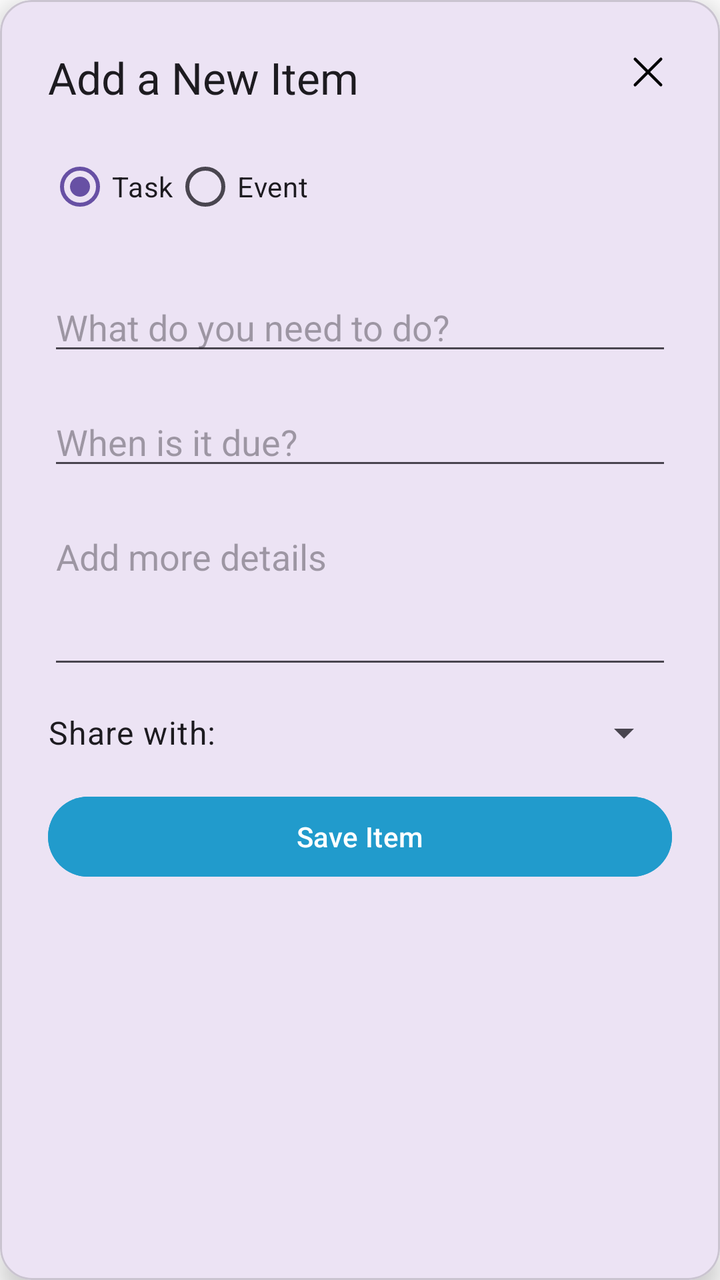
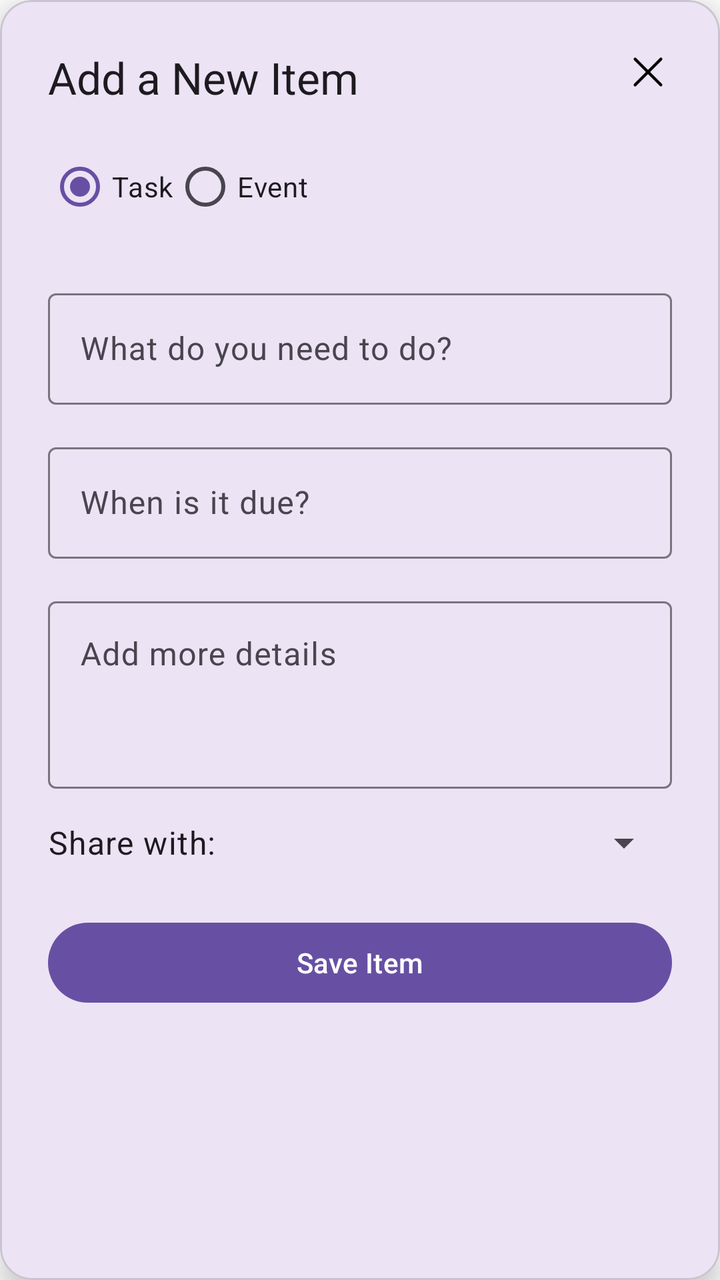

Screens rendered from an Android XML layout before and after an edit, with the pre-edit source and the edit as a unified diff.
<!-- AndroidManifest.xml: activity theme Theme.TodoJava.DialogActivity -->
<!-- res/layout/activity_add_task.xml -->
<?xml version="1.0" encoding="utf-8"?>
<com.google.android.material.card.MaterialCardView xmlns:android="http://schemas.android.com/apk/res/android"
    xmlns:app="http://schemas.android.com/apk/res-auto"
    xmlns:tools="http://schemas.android.com/tools"
    android:layout_width="match_parent"
    android:layout_height="wrap_content"
    android:layout_gravity="center"
    android:layout_margin="24dp"
    app:cardCornerRadius="16dp"
    app:cardElevation="8dp"
    tools:context=".tasks.AddTaskActivity">

    <androidx.constraintlayout.widget.ConstraintLayout
        android:layout_width="match_parent"
        android:layout_height="wrap_content"
        android:padding="24dp">

        <ImageButton
            android:id="@+id/buttonClose"
            android:layout_width="wrap_content"
            android:layout_height="wrap_content"
            android:background="?attr/selectableItemBackgroundBorderless"
            android:contentDescription="Close"
            android:src="@drawable/ic_close"
            app:layout_constraintEnd_toEndOf="parent"
            app:layout_constraintTop_toTopOf="parent" />

        <TextView
            android:id="@+id/tvAddTaskTitle"
            android:layout_width="wrap_content"
            android:layout_height="wrap_content"
            android:text="Add a New Item"
            android:textAppearance="@style/TextAppearance.Material3.TitleLarge"
            app:layout_constraintStart_toStartOf="parent"
            app:layout_constraintTop_toTopOf="parent" />

        <RadioGroup
            android:id="@+id/rgTaskType"
            android:layout_width="0dp"
            android:layout_height="wrap_content"
            android:layout_marginTop="16dp"
            android:orientation="horizontal"
            app:layout_constraintEnd_toEndOf="parent"
            app:layout_constraintStart_toStartOf="parent"
            app:layout_constraintTop_toBottomOf="@id/tvAddTaskTitle">

            <RadioButton
                android:id="@+id/rbTask"
                android:layout_width="wrap_content"
                android:layout_height="wrap_content"
                android:text="Task"
                android:checked="true"/>

            <RadioButton
                android:id="@+id/rbEvent"
                android:layout_width="wrap_content"
                android:layout_height="wrap_content"
                android:text="Event" />
        </RadioGroup>

        <EditText
            android:id="@+id/etTaskTitle"
            android:layout_width="0dp"
            android:layout_height="wrap_content"
            android:layout_marginTop="24dp"
            android:hint="What do you need to do?"
            android:inputType="textCapSentences"
            app:layout_constraintEnd_toEndOf="parent"
            app:layout_constraintStart_toStartOf="parent"
            app:layout_constraintTop_toBottomOf="@id/rgTaskType" />

        <EditText
            android:id="@+id/etTaskDueDate"
            android:layout_width="0dp"
            android:layout_height="wrap_content"
            android:layout_marginTop="16dp"
            android:hint="When is it due?"
            android:inputType="none"
            android:focusable="false"
            android:clickable="true"
            app:layout_constraintEnd_toEndOf="parent"
            app:layout_constraintStart_toStartOf="parent"
            app:layout_constraintTop_toBottomOf="@id/etTaskTitle" />

        <EditText
            android:id="@+id/etTaskDetails"
            android:layout_width="0dp"
            android:layout_height="wrap_content"
            android:layout_marginTop="16dp"
            android:gravity="top"
            android:hint="Add more details"
            android:inputType="textMultiLine"
            android:minLines="3"
            app:layout_constraintEnd_toEndOf="parent"
            app:layout_constraintStart_toStartOf="parent"
            app:layout_constraintTop_toBottomOf="@id/etTaskDueDate" />

        <TextView
            android:id="@+id/tvShareWith"
            android:layout_width="wrap_content"
            android:layout_height="wrap_content"
            android:layout_marginTop="16dp"
            android:text="Share with:"
            android:textAppearance="@style/TextAppearance.Material3.BodyLarge"
            app:layout_constraintStart_toStartOf="parent"
            app:layout_constraintTop_toBottomOf="@id/etTaskDetails" />

        <Spinner
            android:id="@+id/spinnerShareWith"
            android:layout_width="0dp"
            android:layout_height="wrap_content"
            android:layout_marginStart="8dp"
            app:layout_constraintEnd_toEndOf="parent"
            app:layout_constraintStart_toEndOf="@id/tvShareWith"
            app:layout_constraintTop_toTopOf="@id/tvShareWith"
            app:layout_constraintBottom_toBottomOf="@id/tvShareWith" />

        <Button
            android:id="@+id/buttonSaveTask"
            android:layout_width="0dp"
            android:layout_height="wrap_content"
            android:layout_marginTop="16dp"
            android:backgroundTint="@color/material_dynamic_primary60"
            android:text="Save Item"
            app:layout_constraintEnd_toEndOf="parent"
            app:layout_constraintStart_toStartOf="parent"
            app:layout_constraintTop_toBottomOf="@id/spinnerShareWith" />

    </androidx.constraintlayout.widget.ConstraintLayout>

</com.google.android.material.card.MaterialCardView>
<!-- resources referenced by this layout -->
<resources>
  <!-- drawable ic_close (drawable) -->
  <vector xmlns:android="http://schemas.android.com/apk/res/android" android:height="24dp" android:viewportHeight="1024" android:viewportWidth="1024" android:width="24dp">
        
      <path android:fillColor="#000000" android:pathData="M764.3,214.6 L512,466.9 259.7,214.6a31.9,31.9 0,0 0,-45.1 45.1L466.8,512 214.5,764.2a31.9,31.9 0,1 0,45.1 45.2L512,557.2l252.3,252.3a31.9,31.9 0,0 0,45.1 -45.1L557.1,512.1l252.3,-252.4a31.9,31.9 0,1 0,-45.1 -45.2z"/>
      
  </vector>
  <style name="Theme.TodoJava.DialogActivity" parent="Theme.Material3.DayNight.NoActionBar">
          
          <item name="android:windowBackground">@android:color/transparent</item>
          <item name="android:windowIsTranslucent">true</item>
          <item name="android:windowNoTitle">true</item>
          
          <item name="android:windowTranslucentStatus">true</item>
      </style>
</resources>

<!-- the commit's change to res/layout/activity_add_task.xml (unified diff, before → after) -->
@@ -58,42 +58,57 @@
                 android:text="Event" />
         </RadioGroup>
 
-        <EditText
-            android:id="@+id/etTaskTitle"
-            android:layout_width="0dp"
+        <com.google.android.material.textfield.TextInputLayout
+            android:id="@+id/layoutTaskTitle"
+            style="@style/Widget.Material3.TextInputLayout.OutlinedBox"
+            android:layout_width="match_parent"
             android:layout_height="wrap_content"
             android:layout_marginTop="24dp"
             android:hint="What do you need to do?"
-            android:inputType="textCapSentences"
-            app:layout_constraintEnd_toEndOf="parent"
-            app:layout_constraintStart_toStartOf="parent"
-            app:layout_constraintTop_toBottomOf="@id/rgTaskType" />
+            app:layout_constraintTop_toBottomOf="@id/rgTaskType">
 
-        <EditText
-            android:id="@+id/etTaskDueDate"
-            android:layout_width="0dp"
+            <com.google.android.material.textfield.TextInputEditText
+                android:id="@+id/etTaskTitle"
+                android:layout_width="match_parent"
+                android:layout_height="wrap_content"
+                android:inputType="textCapSentences" />
+        </com.google.android.material.textfield.TextInputLayout>
+
+        <com.google.android.material.textfield.TextInputLayout
+            android:id="@+id/layoutTaskDueDate"
+            style="@style/Widget.Material3.TextInputLayout.OutlinedBox"
+            android:layout_width="match_parent"
             android:layout_height="wrap_content"
             android:layout_marginTop="16dp"
             android:hint="When is it due?"
-            android:inputType="none"
-            android:focusable="false"
-            android:clickable="true"
-            app:layout_constraintEnd_toEndOf="parent"
-            app:layout_constraintStart_toStartOf="parent"
-            app:layout_constraintTop_toBottomOf="@id/etTaskTitle" />
+            app:layout_constraintTop_toBottomOf="@id/layoutTaskTitle">
 
-        <EditText
-            android:id="@+id/etTaskDetails"
-            android:layout_width="0dp"
+            <com.google.android.material.textfield.TextInputEditText
+                android:id="@+id/etTaskDueDate"
+                android:layout_width="match_parent"
+                android:layout_height="wrap_content"
+                android:inputType="none"
+                android:focusable="false"
+                android:clickable="true" />
+        </com.google.android.material.textfield.TextInputLayout>
+
+        <com.google.android.material.textfield.TextInputLayout
+            android:id="@+id/layoutTaskDetails"
+            style="@style/Widget.Material3.TextInputLayout.OutlinedBox"
+            android:layout_width="match_parent"
             android:layout_height="wrap_content"
             android:layout_marginTop="16dp"
-            android:gravity="top"
             android:hint="Add more details"
-            android:inputType="textMultiLine"
-            android:minLines="3"
-            app:layout_constraintEnd_toEndOf="parent"
-            app:layout_constraintStart_toStartOf="parent"
-            app:layout_constraintTop_toBottomOf="@id/etTaskDueDate" />
+            app:layout_constraintTop_toBottomOf="@id/layoutTaskDueDate">
+
+            <com.google.android.material.textfield.TextInputEditText
+                android:id="@+id/etTaskDetails"
+                android:layout_width="match_parent"
+                android:layout_height="wrap_content"
+                android:gravity="top"
+                android:inputType="textMultiLine"
+                android:minLines="3" />
+        </com.google.android.material.textfield.TextInputLayout>
 
         <TextView
             android:id="@+id/tvShareWith"
@@ -103,7 +118,7 @@
             android:text="Share with:"
             android:textAppearance="@style/TextAppearance.Material3.BodyLarge"
             app:layout_constraintStart_toStartOf="parent"
-            app:layout_constraintTop_toBottomOf="@id/etTaskDetails" />
+            app:layout_constraintTop_toBottomOf="@id/layoutTaskDetails" />
 
         <Spinner
             android:id="@+id/spinnerShareWith"
@@ -115,15 +130,12 @@
             app:layout_constraintTop_toTopOf="@id/tvShareWith"
             app:layout_constraintBottom_toBottomOf="@id/tvShareWith" />
 
-        <Button
+        <com.google.android.material.button.MaterialButton
             android:id="@+id/buttonSaveTask"
-            android:layout_width="0dp"
+            android:layout_width="match_parent"
             android:layout_height="wrap_content"
-            android:layout_marginTop="16dp"
-            android:backgroundTint="@color/material_dynamic_primary60"
+            android:layout_marginTop="24dp"
             android:text="Save Item"
-            app:layout_constraintEnd_toEndOf="parent"
-            app:layout_constraintStart_toStartOf="parent"
             app:layout_constraintTop_toBottomOf="@id/spinnerShareWith" />
 
     </androidx.constraintlayout.widget.ConstraintLayout>
<!-- resource entries referenced after the edit -->
@@ -7,11 +7,9 @@
       
   </vector>
   <style name="Theme.TodoJava.DialogActivity" parent="Theme.Material3.DayNight.NoActionBar">
-          
           <item name="android:windowBackground">@android:color/transparent</item>
           <item name="android:windowIsTranslucent">true</item>
           <item name="android:windowNoTitle">true</item>
-          
           <item name="android:windowTranslucentStatus">true</item>
       </style>
 </resources>
